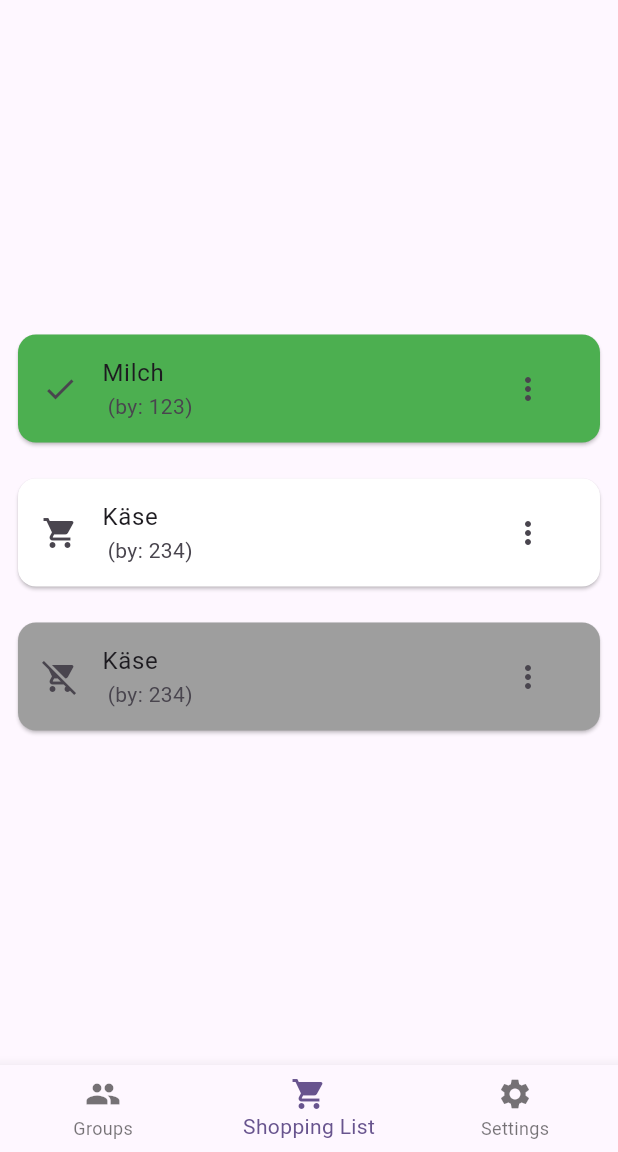
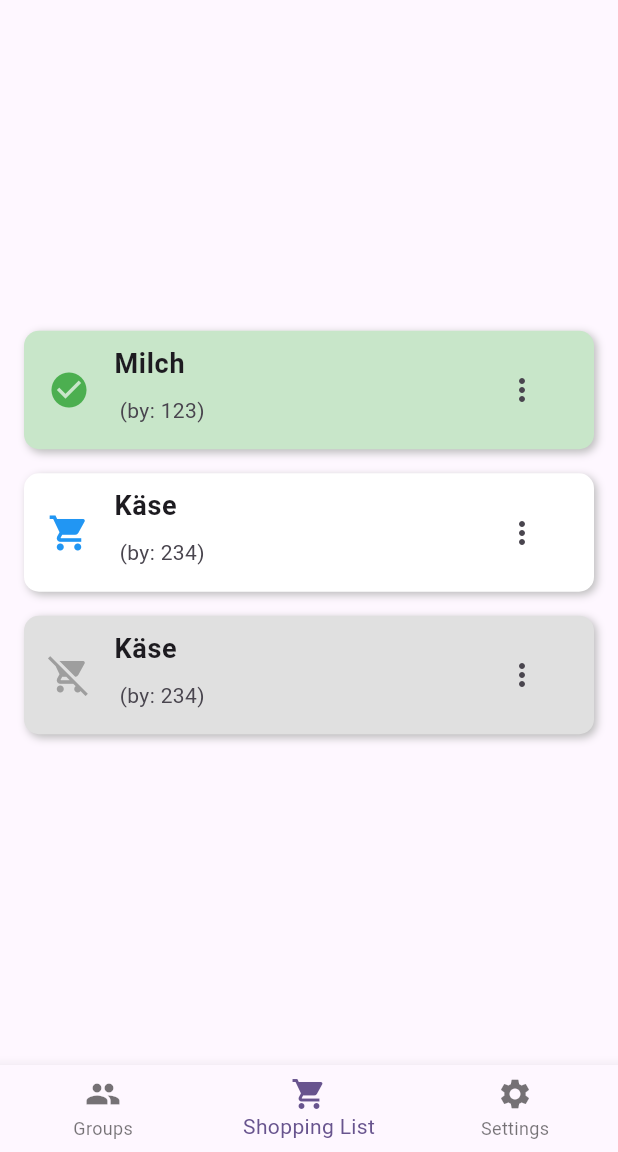
Before and after one commit to DenisKnecht02/flutter_project_2023, a Flutter app: the screen it shows after launch, item 2 of the bottom bar chosen, on a phone screen of 412 x 824 dp, the part 84-1236 px from its top. Run offline on Flutter 3.47's test engine with Material 2 defaults, Android fonts, the phone set to English and light mode, and no system bars.

Commit message:
overhauled the design of shopping list

```diff
--- a/lib/widgets/shopping_item.dart
+++ b/lib/widgets/shopping_item.dart
@@ -19,27 +19,48 @@ class _ShoppingItemWidgetState extends State<ShoppingItemWidget> {
     Color boxColor;
     switch (widget.shoppingItem.state) {
       case ShoppingItemState.Bought:
-        boxColor = Colors.green;
+        boxColor = Colors.green[100]!;
         break;
       case ShoppingItemState.NotBought:
         boxColor = Colors.white;
         break;
       case ShoppingItemState.NotAvailable:
-        boxColor = Colors.grey;
+        boxColor = Colors.grey[300]!;
         break;
       default:
         boxColor = Colors.white;
     }
 
-    return Padding(
-      padding: const EdgeInsets.all(8.0),
-      child: Card(
+    return Container(
+      margin: EdgeInsets.symmetric(vertical: 8.0, horizontal: 16.0),
+      decoration: BoxDecoration(
+        borderRadius: BorderRadius.circular(10.0),
         color: boxColor,
+        boxShadow: [
+          BoxShadow(
+            color: Colors.grey[400]!,
+            blurRadius: 4.0,
+            offset: Offset(2.0, 2.0),
+          ),
+        ],
+      ),
       child: ListTile(
-          title: Text(widget.shoppingItem.name),
-          subtitle: Text(
-              "${widget.shoppingItem.description ?? ''} (by: ${widget.shoppingItem.creatorId})"),
-          leading: Icon(getStateIconData(widget.shoppingItem.state)),
+        title: Text(
+          widget.shoppingItem.name,
+          style: TextStyle(fontSize: 18.0, fontWeight: FontWeight.bold),
+        ),
+        subtitle: Padding(
+          padding: const EdgeInsets.symmetric(vertical: 8.0),
+          child: Text(
+            "${widget.shoppingItem.description ?? ''} (by: ${widget.shoppingItem.creatorId})",
+            style: TextStyle(fontSize: 14.0),
+          ),
+        ),
+        leading: Icon(
+          getStateIconData(widget.shoppingItem.state),
+          color: _getIconColor(widget.shoppingItem.state),
+          size: 28.0,
+        ),
         trailing: PopupMenuButton(
           onSelected: (value) {
             switch (value) {
@@ -61,6 +82,7 @@ class _ShoppingItemWidgetState extends State<ShoppingItemWidget> {
               child: Text('Update'),
             ),
           ],
+          icon: _meatballMenuIcon,
         ),
         onTap: () {
           setState(() {
@@ -70,26 +92,32 @@ class _ShoppingItemWidgetState extends State<ShoppingItemWidget> {
           });
         },
       ),
-      ),
     );
+  }
+
+  Color _getIconColor(ShoppingItemState state) {
+    switch (state) {
+      case ShoppingItemState.Bought:
+        return Colors.green;
+      case ShoppingItemState.NotBought:
+        return Colors.blue;
+      case ShoppingItemState.NotAvailable:
+        return Colors.grey;
+      default:
+        return Colors.black;
+    }
   }
 }
 
 IconData getStateIconData(ShoppingItemState state) {
-  IconData iconData;
   switch (state) {
     case ShoppingItemState.Bought:
-      iconData = Icons.check;
-      break;
+      return Icons.check_circle;
     case ShoppingItemState.NotBought:
-      iconData = Icons.shopping_cart;
-      break;
+      return Icons.shopping_cart;
     case ShoppingItemState.NotAvailable:
-      iconData = Icons.remove_shopping_cart;
-      break;
+      return Icons.remove_shopping_cart;
     default:
-      iconData = Icons.question_mark;
+      return Icons.help_outline;
   }
-
-  return iconData;
 }
```
Lines whose indentation alone changed are shown as unchanged.
